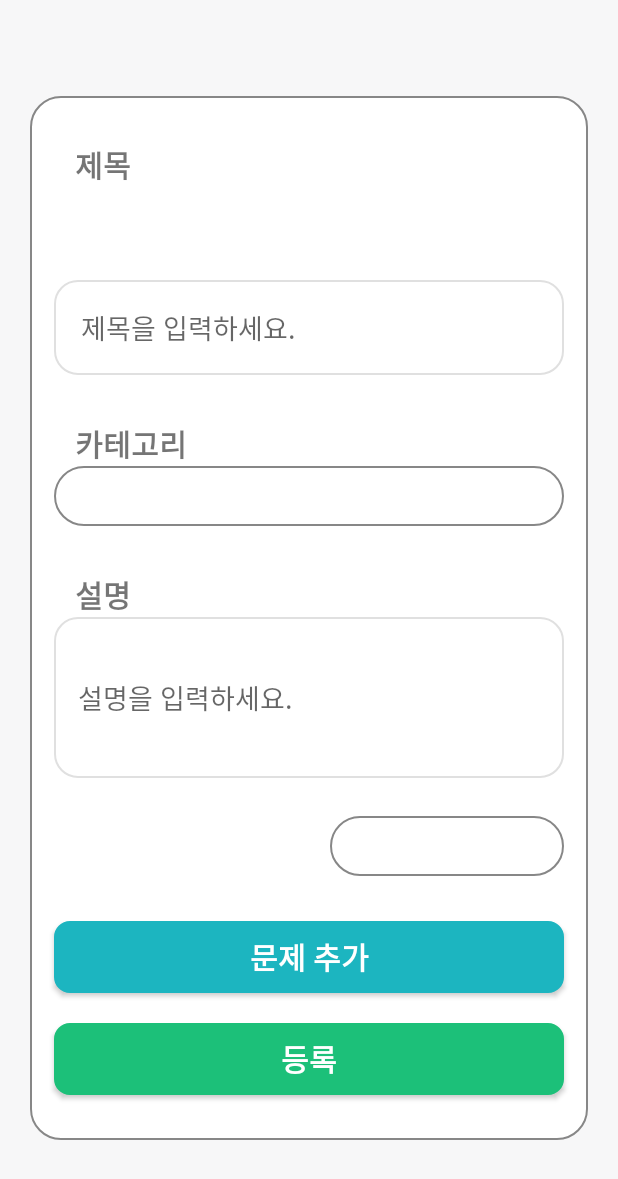
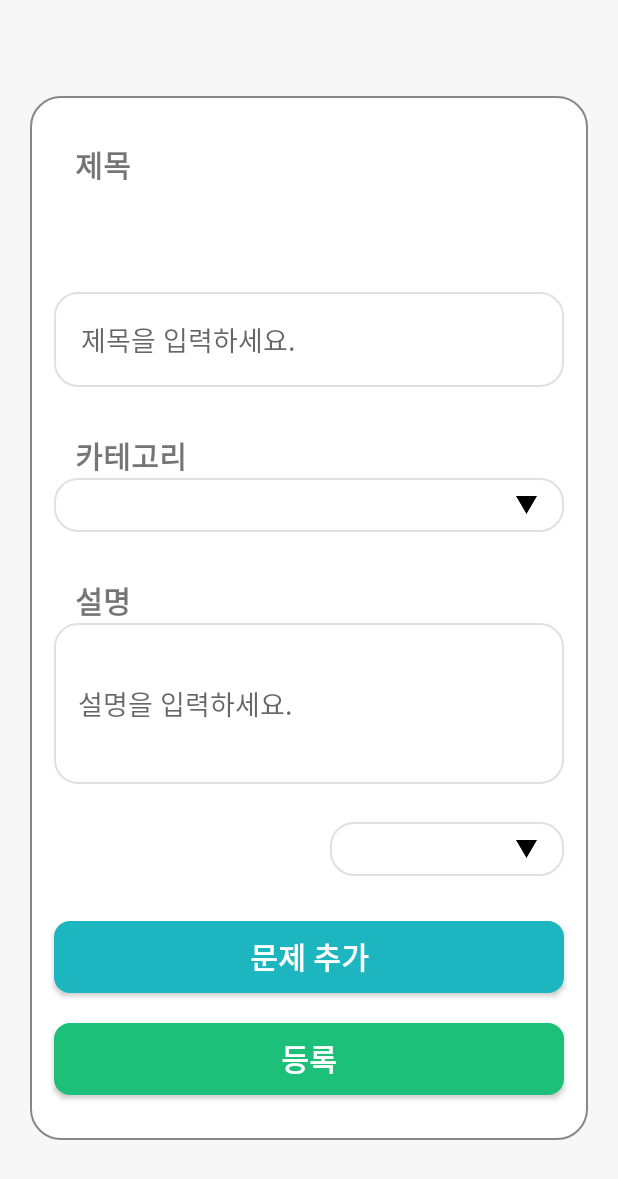
Before and after one commit to patrickkkim/Mobile-Programming-ChipQuiz, an Android app: the layout activity_quiz_add.xml on its own in the app's theme, with its tools: preview values and no code run, on a phone screen of 412 x 824 dp. Shown: the top 1179 px of the screen. Run offline under Robolectric (Android 15) with nearby library versions, the phone set to English and light mode, and no system bars.

Commit message:
Spinner UI 수정

```diff
--- /dev/null
+++ b/app/src/main/res/drawable/rounded_corner_spinner.xml
@@ -0,0 +1,30 @@
+<?xml version="1.0" encoding="utf-8"?>
+<selector xmlns:android="http://schemas.android.com/apk/res/android">
+
+    <item>
+
+        <layer-list>
+
+            <item>
+                <shape
+                    android:id="@+id/rounded_corner_spinner">
+                    <solid android:color="#FFFFFF" />
+                    <stroke android:width="1dp"
+                        android:color="#E0E0E0" />
+                    <corners android:radius="15dp" />
+                </shape>
+            </item>
+
+            <item
+                android:drawable="@drawable/spinner_arrow"
+                android:width="14dp"
+                android:height="12dp"
+                android:right="18dp"
+                android:gravity="center_vertical|right">
+            </item>
+
+        </layer-list>
+
+    </item>
+
+</selector>
--- a/app/src/main/res/layout/activity_quiz_add.xml
+++ b/app/src/main/res/layout/activity_quiz_add.xml
@@ -48,9 +48,9 @@
                     android:layout_width="match_parent"
                     android:layout_height="wrap_content"
                     android:layout_marginHorizontal="16dp"
+                    android:padding="18dp"
                     android:background="@drawable/rounded_corner_textinput"
-                    android:hint="제목을 입력하세요."
-                    android:padding="18dp" />
+                    android:hint="제목을 입력하세요." />
 
                 <TextView
                     android:id="@+id/quiz_category"
@@ -67,9 +67,10 @@
                 <androidx.appcompat.widget.AppCompatSpinner
                     android:id="@+id/quiz_category_list"
                     android:layout_width="match_parent"
-                    android:layout_height="40dp"
+                    android:layout_height="wrap_content"
                     android:layout_marginHorizontal="16dp"
-                    android:background="@drawable/textbox" />
+                    android:padding="18dp"
+                    android:background="@drawable/rounded_corner_spinner" />
 
                 <TextView
                     android:id="@+id/explanation"
@@ -96,12 +97,13 @@
                 <androidx.appcompat.widget.AppCompatSpinner
                     android:id="@+id/quiz_type_list"
                     android:layout_width="match_parent"
-                    android:layout_height="40dp"
+                    android:layout_height="wrap_content"
                     android:layout_marginLeft="200dp"
                     android:layout_marginTop="25dp"
                     android:layout_marginRight="16dp"
                     android:layout_marginBottom="10dp"
-                    android:background="@drawable/textbox" />
+                    android:padding="18dp"
+                    android:background="@drawable/rounded_corner_spinner" />
 
                 <LinearLayout
                     android:id="@+id/quizFormList"
--- a/app/src/main/res/values/themes.xml
+++ b/app/src/main/res/values/themes.xml
@@ -16,4 +16,8 @@
 
     <style name="SplashTheme" parent="Theme.AppCompat.NoActionBar">
     </style>
+
+    <style name="SpinnerTheme" parent="android:Widget.Spinner">
+        <item name="android:background">@drawable/rounded_corner_spinner</item>
+    </style>
 </resources>
```
Also changed, not shown: app/src/main/res/drawable/spinner_arrow.png (added).
